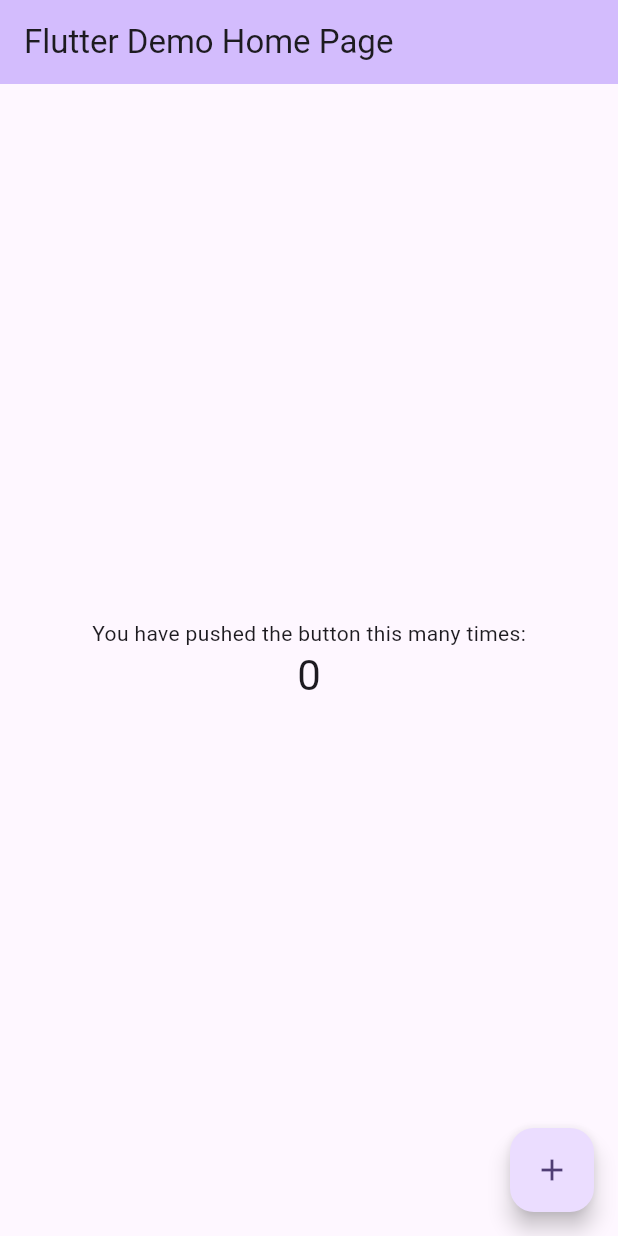
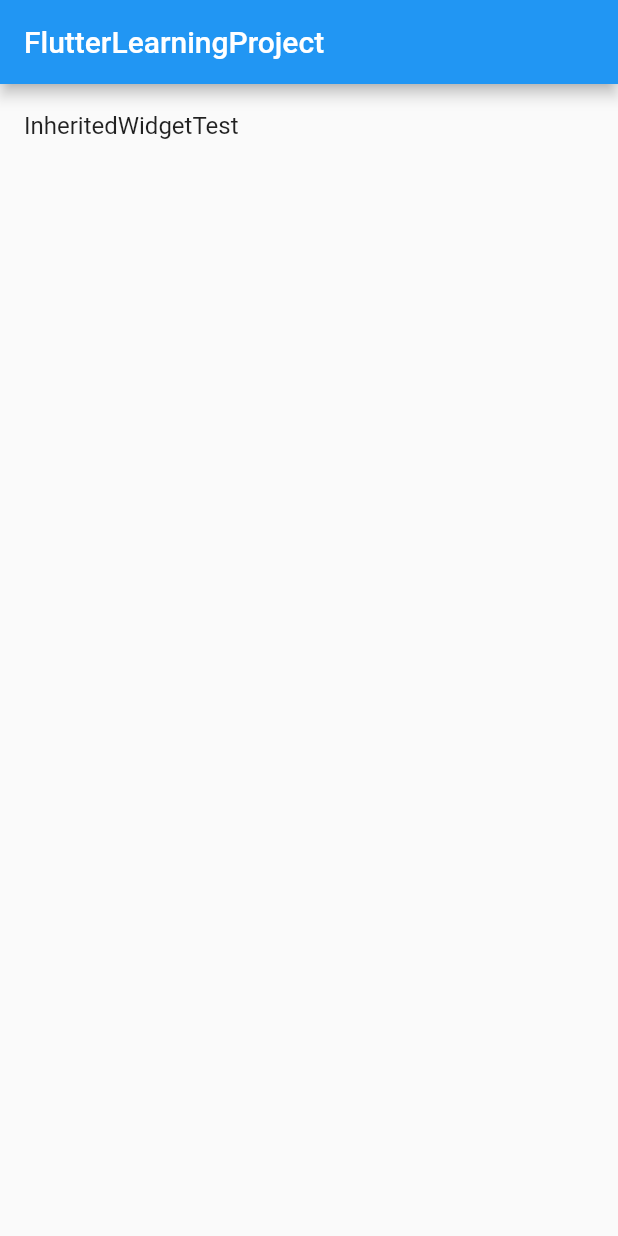
Before and after one commit to ourCHK/flutter_learning_project, a Flutter app: the screen it shows after launch, on a phone screen of 412 x 824 dp. Run offline on Flutter 3.47's test engine with Material 2 defaults, Android fonts, the phone set to English and light mode, and no system bars.

Commit message:
新增InheritedWidget学习

```diff
--- /dev/null
+++ b/lib/entry.dart
@@ -0,0 +1,33 @@
+
+import 'package:flutter/material.dart';
+import 'package:flutter_learning_project/entry_list_type.dart';
+
+class Entry extends StatefulWidget {
+
+  @override
+  State createState() {
+    return EntryState();
+  }
+}
+
+class EntryState extends State<Entry> {
+
+  @override
+  Widget build(BuildContext context) {
+    return Scaffold(
+      appBar: AppBar(title: const Text("FlutterLearningProject"),),
+      body: Center(
+        child: ListView(
+          children: EntryListType.values.map((type) {
+            return ListTile(
+              title: Text(type.pageName),
+              onTap: (){
+                Navigator.push(context, MaterialPageRoute(builder: (context) => type.pageWidget));
+              },
+            );
+          }).toList(),
+        ),
+      ),
+    );
+  }
+}
--- /dev/null
+++ b/lib/entry_list_type.dart
@@ -0,0 +1,27 @@
+
+import 'package:flutter/material.dart';
+import 'package:flutter_learning_project/page/inherited_widget_page.dart';
+
+enum EntryListType {
+
+  inheritedWidgetTest,
+
+}
+
+extension EntryListTypeExtension on EntryListType {
+
+  String get pageName {
+    switch(this) {
+      case EntryListType.inheritedWidgetTest:
+        return "InheritedWidgetTest";
+    }
+  }
+
+  Widget get pageWidget {
+    switch(this) {
+      case EntryListType.inheritedWidgetTest:
+        return InheritedWidgetPage();
+    }
+  }
+
+}
--- a/lib/main.dart
+++ b/lib/main.dart
@@ -1,7 +1,24 @@
 import 'package:flutter/material.dart';
 
+import 'entry.dart';
+
 void main() {
-  runApp(const MyApp());
+  runApp(const MyLearningApp());
+}
+
+class MyLearningApp extends StatelessWidget {
+  const MyLearningApp({super.key});
+
+  @override
+  Widget build(BuildContext context) {
+    return MaterialApp(
+      title: "FlutterLearningApp",
+      theme: ThemeData(
+
+      ),
+      home: Entry(),
+    );
+  }
 }
 
 class MyApp extends StatelessWidget {
```
Also changed, not shown: lib/page/inherited_widget_page.dart (added, +76 -0 lines).
